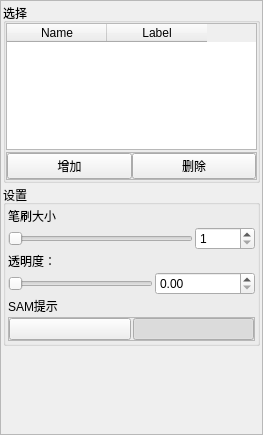
cjf128/PCViewer, file ui/SegmentDock.ui: the form before one commit.
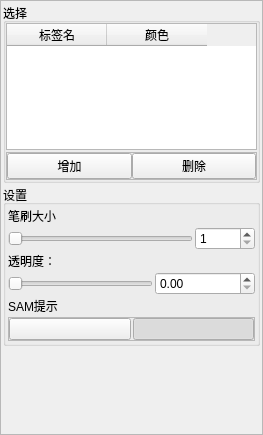
The form after the commit.

```diff
--- a/ui/SegmentDock.ui
+++ b/ui/SegmentDock.ui
@@ -39,8 +39,8 @@
        <rect>
         <x>0</x>
         <y>0</y>
-        <width>261</width>
-        <height>433</height>
+        <width>259</width>
+        <height>431</height>
        </rect>
       </property>
       <layout class="QVBoxLayout" name="verticalLayout_2">
@@ -84,12 +84,12 @@
            <widget class="QTableWidget" name="tableWidget">
             <column>
              <property name="text">
-              <string>Name</string>
+              <string>标签名</string>
              </property>
             </column>
             <column>
              <property name="text">
-              <string>Label</string>
+              <string>颜色</string>
              </property>
             </column>
            </widget>
```
